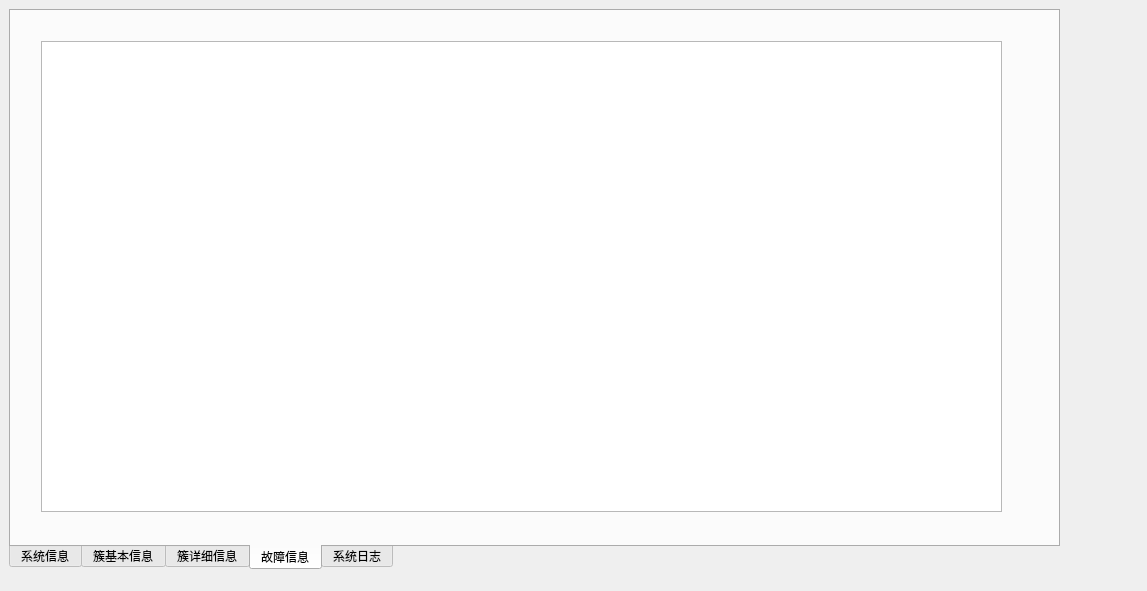
rucnevermore/qt-bms-monitor, file DemoProject/widget.ui: the form before one commit.
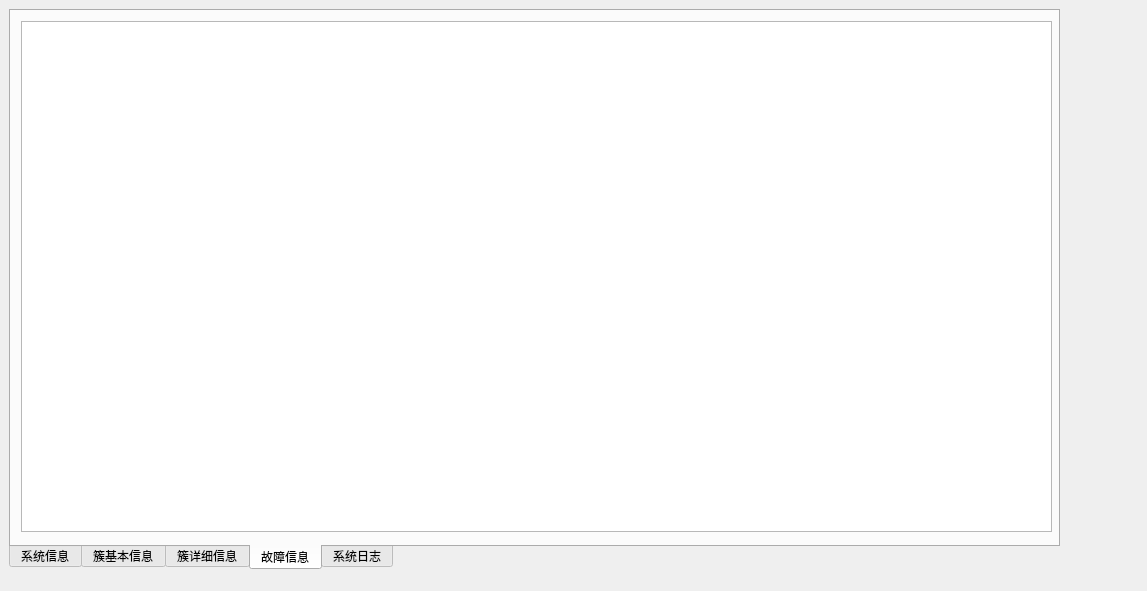
The form after the commit. The open tabs and pages were chosen to show the change.

```diff
--- a/DemoProject/widget.ui
+++ b/DemoProject/widget.ui
@@ -4543,13 +4543,13 @@
     <attribute name="title">
      <string>故障信息</string>
     </attribute>
-    <widget class="QTableView" name="tableView_2">
+    <widget class="QTableWidget" name="tableWidget_2">
      <property name="geometry">
       <rect>
-       <x>30</x>
-       <y>30</y>
-       <width>961</width>
-       <height>471</height>
+       <x>10</x>
+       <y>10</y>
+       <width>1031</width>
+       <height>511</height>
       </rect>
      </property>
     </widget>
```
Left out of the diff: 2 changed lines with no effect on the pictures.
